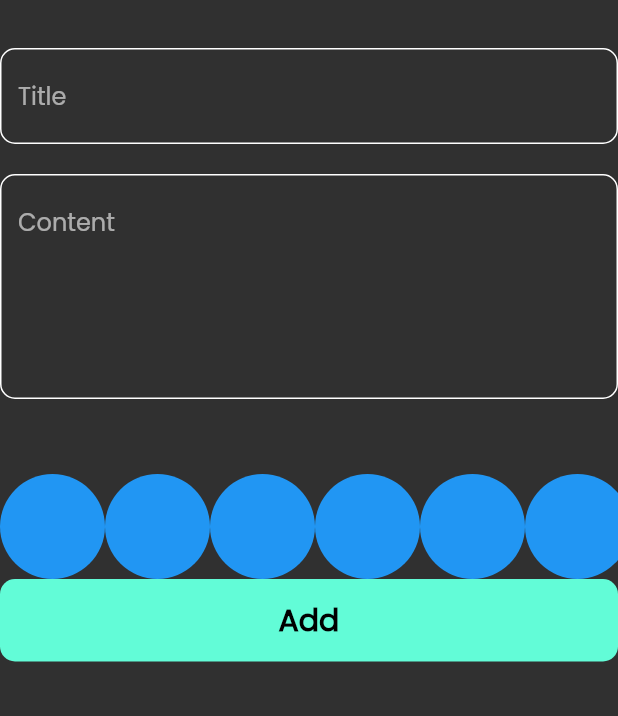
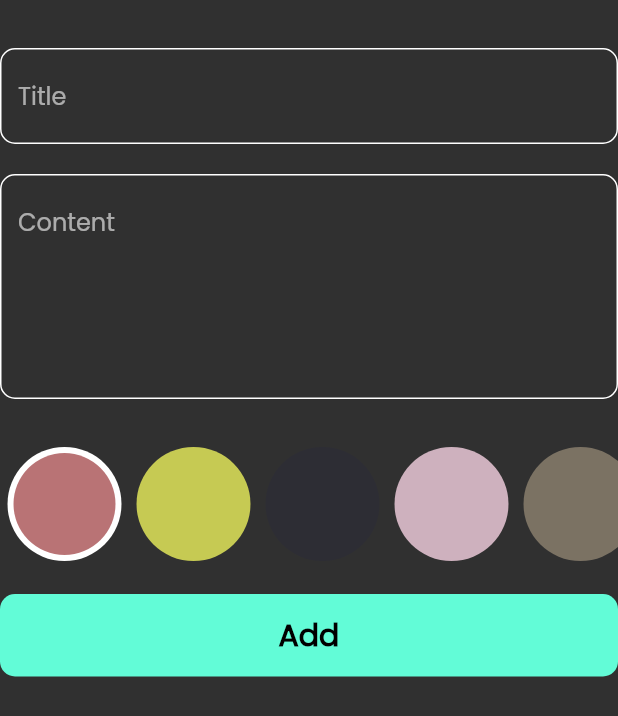
Before and after one commit to Alaiady/notes, a Flutter app: the AddNoteForm widget shown alone on an empty page, opened directly, on a phone screen of 412 x 824 dp. Shown: the top 716 px of the screen. Run offline on Flutter 3.47's test engine with Material 2 defaults, Android fonts, the phone set to English and light mode, and no system bars; our stand-ins replace bloc, flutter_bloc, hive, hive_flutter, modal_progress_hud_nsn; accounts and stored records are empty.

Commit message:
colors list view part 2

```diff
--- a/lib/views/widgets/add_note_form.dart
+++ b/lib/views/widgets/add_note_form.dart
@@ -49,9 +49,12 @@
             maxLines: 5,
           ),
           SizedBox(
-            height: 50,
+            height: 30,
           ),
           ColorListView(),
+          SizedBox(
+            height: 20,
+          ),
           BlocBuilder<AddNoteCubit, AddNoteState>(
             builder: (context, state) {
               return CustomButton(
--- a/lib/views/widgets/colors_list_view.dart
+++ b/lib/views/widgets/colors_list_view.dart
@@ -1,29 +1,67 @@
 import 'package:flutter/material.dart';
 
 class ColorItem extends StatelessWidget {
-  const ColorItem({super.key});
+  const ColorItem({super.key, required this.isActive, required this.color});
+  final bool isActive;
+  final Color color;
 
   @override
   Widget build(BuildContext context) {
-    return CircleAvatar(
-      radius: 35,
-      backgroundColor: Colors.blue,
-    );
+    return isActive
+        ? CircleAvatar(
+            radius: 38,
+            backgroundColor: Colors.white,
+            child: CircleAvatar(
+              radius: 34,
+              backgroundColor: color,
+            ),
+          )
+        : CircleAvatar(
+            radius: 38,
+            backgroundColor: color,
+          );
   }
 }
 
-class ColorListView extends StatelessWidget {
-  const ColorListView({super.key});
+class ColorListView extends StatefulWidget {
+  const ColorListView({
+    super.key,
+  });
 
+  @override
+  State<ColorListView> createState() => _ColorListViewState();
+}
+
+class _ColorListViewState extends State<ColorListView> {
+  int currentIndex = 0;
+  List<Color> colors = const [
+    Color(0XFFB97375),
+    Color(0XFFC6CA53),
+    Color(0XFF2D2D34),
+    Color(0XFFCEB1BE),
+    Color(0XFF7B7263),
+  ];
   @override
   Widget build(BuildContext context) {
     return SizedBox(
-      height: 35 * 2,
+      height: 40 * 2,
       child: ListView.builder(
-        itemCount: 10,
+        itemCount: colors.length,
         scrollDirection: Axis.horizontal,
         itemBuilder: (context, index) {
-          return ColorItem();
+          return Padding(
+            padding: const EdgeInsets.symmetric(horizontal: 5),
+            child: GestureDetector(
+              onTap: () {
+                currentIndex = index;
+                setState(() {});
+              },
+              child: ColorItem(
+                color: colors[index],
+                isActive: currentIndex == index,
+              ),
+            ),
+          );
         },
       ),
     );
```
